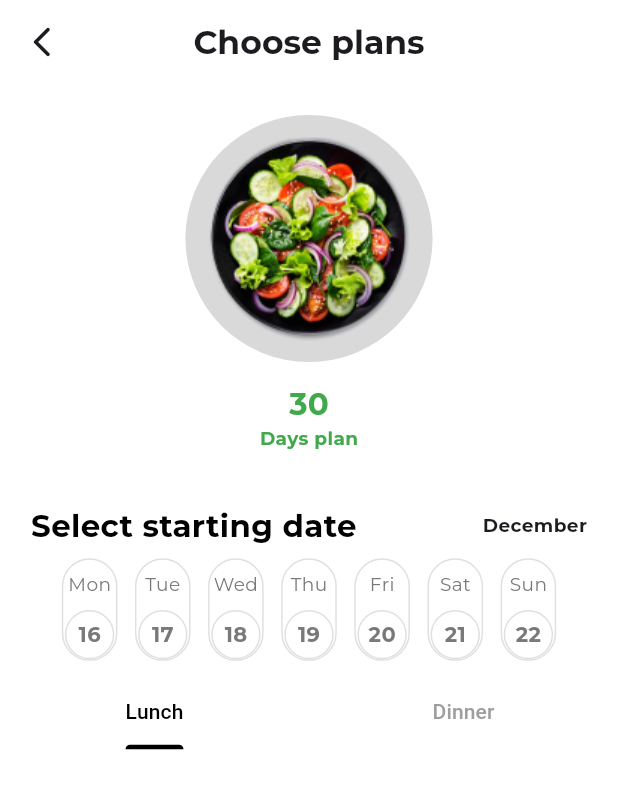
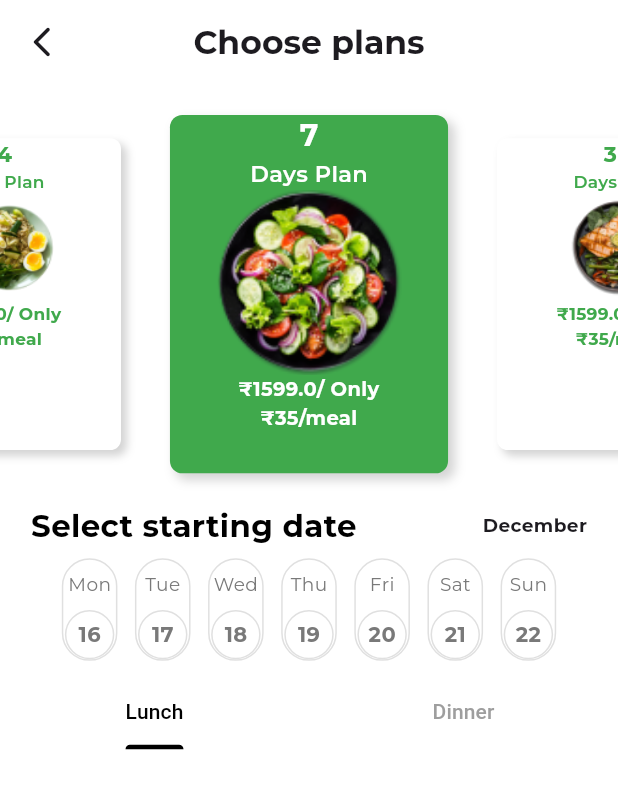
Before and after one commit to haznnnnna/messmate_user, a Flutter app: the ChoosePlans screen opened directly, on a phone screen of 412 x 824 dp. Shown: the top 789 px of the screen. Run offline on Flutter 3.47's test engine with Material 3 defaults, Android fonts, the light colour scheme and no system bars; drawn by our look-alikes of carousel_slider; our stand-ins replace firebase_core, flutter_svg, google_fonts, google_nav_bar, intl_phone_field, introduction_screen and 2 more; accounts and stored records are empty.

Commit message:
chooseplan

```diff
--- a/lib/feature/plans/screens/choose_plans.dart
+++ b/lib/feature/plans/screens/choose_plans.dart
@@ -1,3 +1,5 @@
+import 'package:carousel_slider/carousel_options.dart';
+import 'package:carousel_slider/carousel_slider.dart';
 import 'package:flutter/cupertino.dart';
 import 'package:flutter/material.dart';
 import 'package:flutter_svg/flutter_svg.dart';
@@ -17,6 +19,31 @@ class ChoosePlans extends StatefulWidget {
 }
 
 class _ChoosePlansState extends State<ChoosePlans> {
+  List items = [
+    {
+      'title': '7',
+      'caption': 'Days Plan',
+      'subtitle': '\u{20B9}${1599.00}/ Only\n\u{20B9}${35}/meal',
+      'image': 'assets/images/plans1.png',
+      // 'backgroundColor': Colors.white,
+    },
+    {
+      'title': '30',
+      'caption': 'Days Plan',
+      'subtitle': '\u{20B9}${1599.00}/ Only\n\u{20B9}${35}/meal',
+      'image': 'assets/images/plans2.png',
+      // 'backgroundColor': Colors.green.shade100,
+    },
+    {
+      'title': '14',
+      'caption': 'Days Plan',
+      'subtitle': '\u{20B9}${1599.00}/ Only\n\u{20B9}${35}/meal',
+      'image': 'assets/images/plans3.png',
+      // 'backgroundColor': Colors.white,
+    },
+  ];
+  int selectIndex = 0;
+  int selectPlans = 0;
   DateTime? selectedDate;
   DateTime today = DateTime.now();
   List<DateTime> currentWeekDates = [];
@@ -77,40 +104,84 @@ class _ChoosePlansState extends State<ChoosePlans> {
                   // color: Colors.yellow,
                   height: height * 0.34,
                   width: width,
-                  child: Column(
-                    mainAxisAlignment: MainAxisAlignment.center,
-                    children: [
-                      CircleAvatar(
-                        radius: width * 0.2,
-                        backgroundColor: ColorConstant.circularColor,
-                        child: Image.asset(ImageConstant.saladPlate),
-                      ),
-                      SizedBox(
-                        // color: Colors.red,
-                        height: height * 0.09,
-                        width: width * 0.2,
-                        child: Column(
-                          mainAxisAlignment: MainAxisAlignment.center,
-                          crossAxisAlignment: CrossAxisAlignment.center,
-                          children: [
-                            Text(
-                              "30",
-                              style: GoogleFonts.montserrat(
-                                  fontSize: width * 0.05,
-                                  fontWeight: FontWeight.bold,
-                                  color: ColorConstant.primaryColor),
-                            ),
-                            Text(
-                              "Days plan",
-                              style: GoogleFonts.montserrat(
-                                  fontWeight: FontWeight.bold,
-                                  fontSize: width * 0.03,
-                                  color: ColorConstant.primaryColor),
-                            ),
-                          ],
+                  child: CarouselSlider.builder(
+                    itemCount: items.length,
+                    options: CarouselOptions(
+                      autoPlayAnimationDuration: Duration(seconds: 1),
+                      viewportFraction: 0.5,
+                      aspectRatio: 16 / 9,
+                      height: height * 0.3,
+                      // autoPlay: true,
+                      enlargeCenterPage: true,
+                      onPageChanged: (index, reason) {
+                        setState(() {
+                          selectPlans = index;
+                        });
+                      },
+                    ),
+                    itemBuilder:
+                        (BuildContext context, int index, int realIndex) {
+                      final item = items[index];
+                      final isActive = index == selectPlans;
+                      return Container(
+                        height: height * 0.3,
+                        width: width * 0.45,
+                        margin: EdgeInsets.all(width * 0.01),
+                        decoration: BoxDecoration(
+                            color: isActive
+                                ? ColorConstant.primaryColor
+                                : ColorConstant.whiteColor,
+                            borderRadius: BorderRadius.circular(width * 0.02),
+                            boxShadow: [
+                              BoxShadow(
+                                  color: Color((0xff444444)).withOpacity(0.23),
+                                  // spreadRadius: 1,
+                                  blurRadius: 5,
+                                  offset: Offset(4, 4))
+                            ]),
+                        child: Center(
+                          child: Column(
+                            children: [
+                              Text(items[index]['title'],
+                                  style: GoogleFonts.montserrat(
+                                    fontWeight: FontWeight.w700,
+                                    fontSize: isActive ? 20 : 17,
+                                    color: isActive
+                                        ? ColorConstant.whiteColor
+                                        : ColorConstant.primaryColor,
+                                  )),
+                              Text(items[index]['caption'],
+                                  style: GoogleFonts.montserrat(
+                                    fontWeight: FontWeight.w600,
+                                    fontSize: isActive ? 15 : 13,
+                                    color: isActive
+                                        ? ColorConstant.whiteColor
+                                        : ColorConstant.primaryColor,
+                                  )),
+                              Image(
+                                fit: BoxFit.fill,
+                                image: AssetImage(items[index]['image']),
+                                height: isActive ? height * 0.15 : height * 0.1,
+                              ),
+                              Text(items[index]['subtitle'],
+                                  textAlign: TextAlign.center,
+                                  style: GoogleFonts.montserrat(
+                                    fontWeight: FontWeight.w700,
+                                    fontSize: 13,
+                                    color: isActive
+                                        ? ColorConstant.whiteColor
+                                        : ColorConstant.primaryColor,
+                                  )),
+                              // Text('\u{20B9}${35}/meal', style: GoogleFonts.montserrat(
+                              //     fontWeight: FontWeight.w600,
+                              //     fontSize: 11,
+                              //     color:ColorConstant.whiteColor
+                              // )),
+                            ],
+                          ),
                         ),
-                      )
-                    ],
+                      );
+                    },
                   ),
                 ),
                 SizedBox(
@@ -217,7 +288,7 @@ class _ChoosePlansState extends State<ChoosePlans> {
                     ],
                   ),
                 ),
-                Container(
+                SizedBox(
                   // color: Colors.pink,
                   height: height * 0.5,
                   width: width,
```
Also changed, not shown: pubspec.lock.
